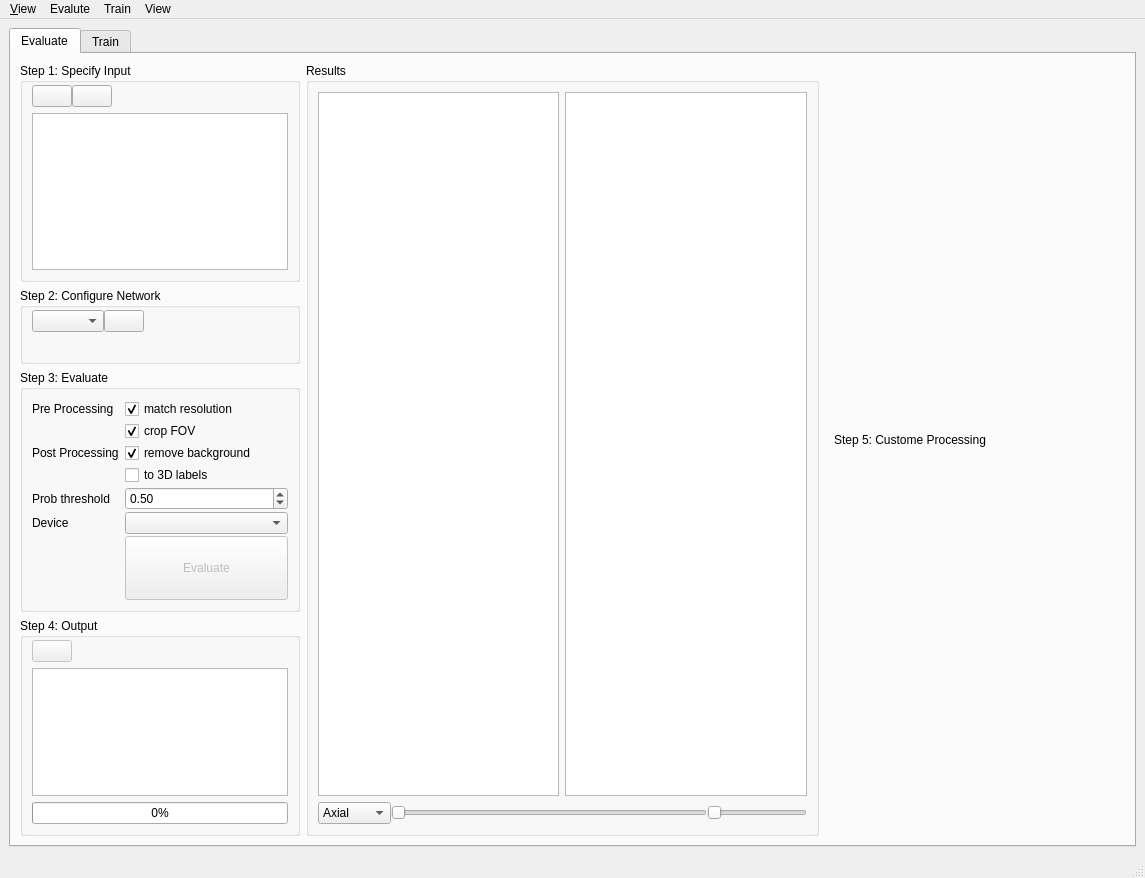
Above: mainwindow.ui from frankyeh/UNet-Studio before the change. Below: the same form after it.
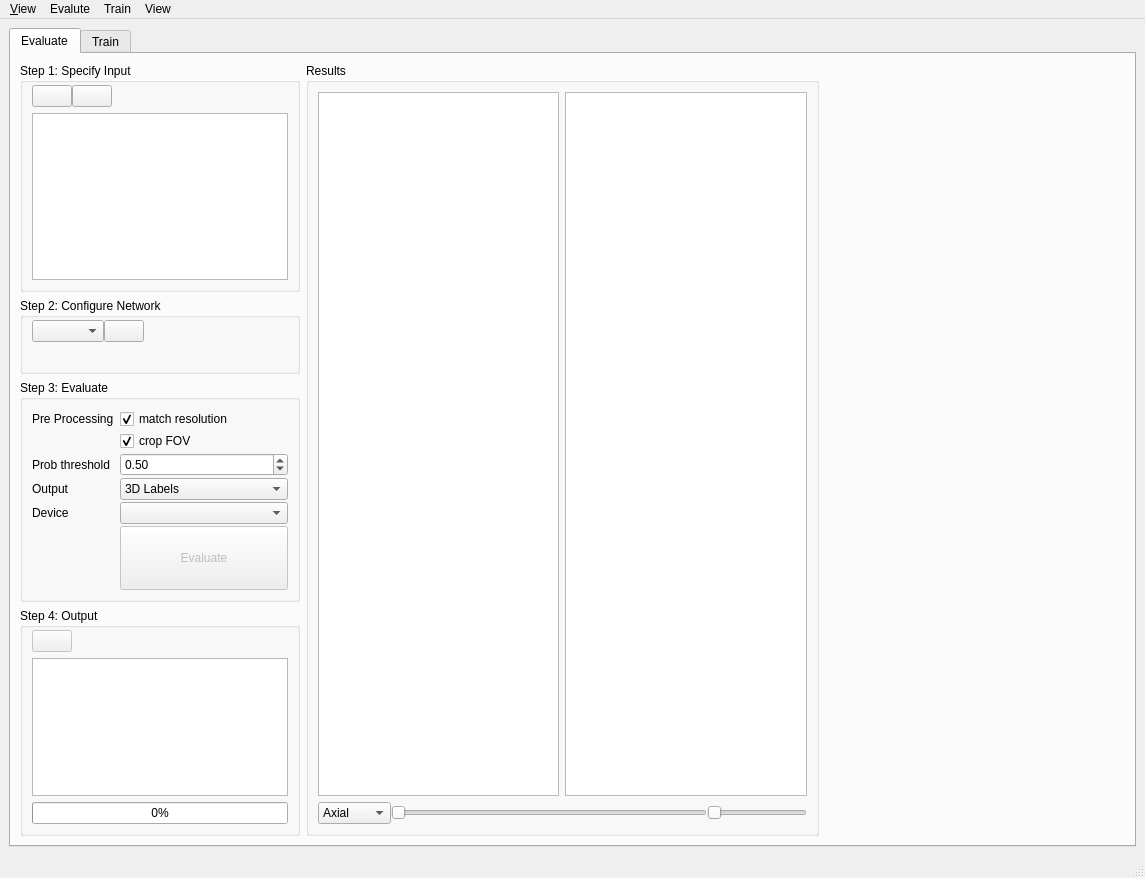
That is the form after the change. The open tabs and pages were chosen to show the change. Icons and pictures are not drawn.

```diff
--- a/mainwindow.ui
+++ b/mainwindow.ui
@@ -192,14 +192,14 @@
                </property>
               </widget>
              </item>
-             <item row="9" column="0">
+             <item row="5" column="0">
               <widget class="QLabel" name="label_10">
                <property name="text">
                 <string>Prob threshold</string>
                </property>
               </widget>
              </item>
-             <item row="9" column="1">
+             <item row="5" column="1">
               <widget class="QDoubleSpinBox" name="postproc_prob_threshold">
                <property name="maximum">
                 <double>1.000000000000000</double>
@@ -209,17 +209,48 @@
                </property>
               </widget>
              </item>
-             <item row="10" column="0">
+             <item row="7" column="0">
+              <widget class="QLabel" name="label_11">
+               <property name="text">
+                <string>Output</string>
+               </property>
+              </widget>
+             </item>
+             <item row="7" column="1">
+              <widget class="QComboBox" name="evaluate_output">
+               <item>
+                <property name="text">
+                 <string>3D Labels</string>
+                </property>
+               </item>
+               <item>
+                <property name="text">
+                 <string>4D Probability</string>
+                </property>
+               </item>
+               <item>
+                <property name="text">
+                 <string>Skull Strip</string>
+                </property>
+               </item>
+               <item>
+                <property name="text">
+                 <string>UNet output</string>
+                </property>
+               </item>
+              </widget>
+             </item>
+             <item row="11" column="0">
               <widget class="QLabel" name="label_5">
                <property name="text">
                 <string>Device</string>
                </property>
               </widget>
              </item>
-             <item row="10" column="1">
+             <item row="11" column="1">
               <widget class="QComboBox" name="evaluate_device"/>
              </item>
-             <item row="12" column="0">
+             <item row="13" column="0">
               <widget class="QLabel" name="evaluate_gif">
                <property name="text">
                 <string/>
@@ -229,7 +260,7 @@
                </property>
               </widget>
              </item>
-             <item row="12" column="1">
+             <item row="13" column="1">
               <widget class="QPushButton" name="evaluate">
                <property name="enabled">
                 <bool>false</bool>
@@ -245,30 +276,6 @@
                </property>
               </widget>
              </item>
-             <item row="5" column="0">
-              <widget class="QLabel" name="label_7">
-               <property name="text">
-                <string>Post Processing</string>
-               </property>
-              </widget>
-             </item>
-             <item row="5" column="1">
-              <widget class="QCheckBox" name="remove_background">
-               <property name="text">
-                <string>remove background</string>
-               </property>
-               <property name="checked">
-                <bool>true</bool>
-               </property>
-              </widget>
-             </item>
-             <item row="6" column="1">
-              <widget class="QCheckBox" name="convert_to_3d">
-               <property name="text">
-                <string>to 3D labels</string>
-               </property>
-              </widget>
-             </item>
             </layout>
            </widget>
           </item>
@@ -422,13 +429,6 @@
            </size>
           </property>
           <layout class="QVBoxLayout" name="postproc_widget_layout">
-           <item>
-            <widget class="QLabel" name="label_6">
-             <property name="text">
-              <string>Step 5: Custome Processing</string>
-             </property>
-            </widget>
-           </item>
            <item>
             <layout class="QHBoxLayout" name="horizontalLayout_17">
              <item>
@@ -1202,6 +1202,50 @@
            </size>
           </property>
           <layout class="QVBoxLayout" name="option_widget_layout">
+           <item>
+            <layout class="QHBoxLayout" name="horizontalLayout_16">
+             <item>
+              <spacer name="horizontalSpacer_6">
+               <property name="orientation">
+                <enum>Qt::Horizontal</enum>
+               </property>
+               <property name="sizeHint" stdset="0">
+                <size>
+                 <width>40</width>
+                 <height>20</height>
+                </size>
+               </property>
+              </spacer>
+             </item>
+             <item>
+              <widget class="QToolButton" name="train_view_transform">
+               <property name="text">
+                <string>T</string>
+               </property>
+               <property name="checkable">
+                <bool>true</bool>
+               </property>
+               <property name="checked">
+                <bool>false</bool>
+               </property>
+              </widget>
+             </item>
+             <item>
+              <widget class="QLabel" name="label_6">
+               <property name="text">
+                <string>random seed:</string>
+               </property>
+              </widget>
+             </item>
+             <item>
+              <widget class="QSpinBox" name="seed">
+               <property name="maximum">
+                <number>65536</number>
+               </property>
+              </widget>
+             </item>
+            </layout>
+           </item>
            <item>
             <layout class="QHBoxLayout" name="horizontalLayout_6"/>
            </item>
```
Left out of the diff: 25 changed lines with no effect on the pictures.
